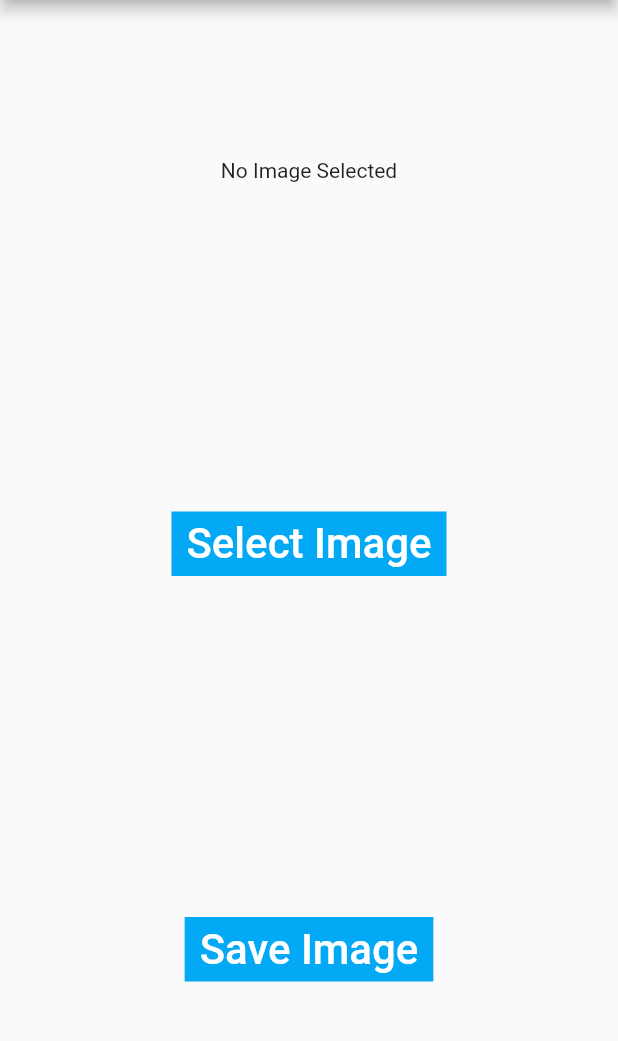
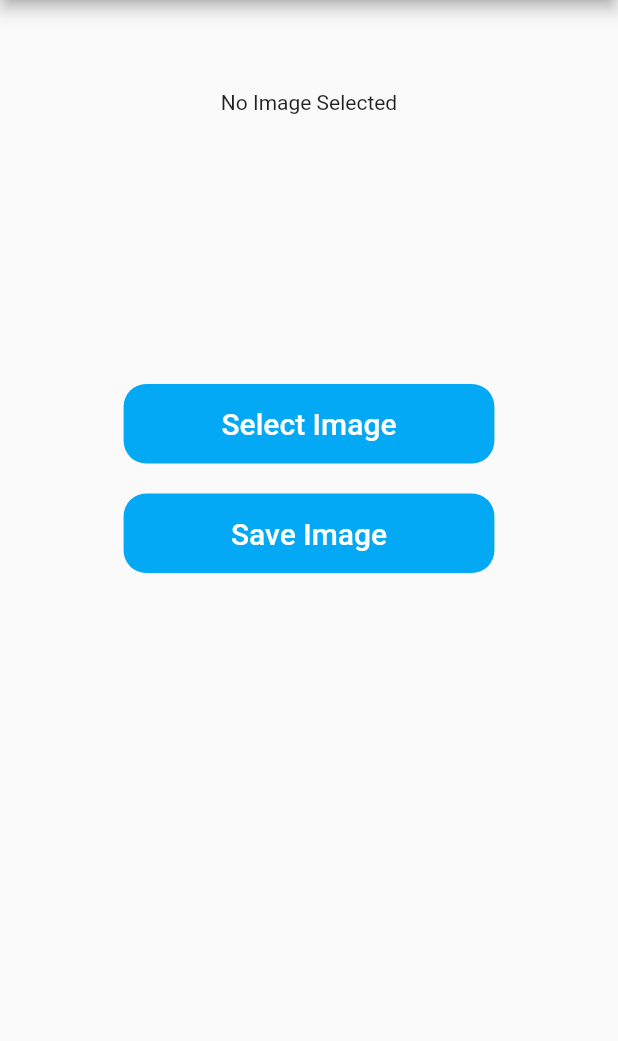
Before and after one commit to ggalarza123/receipt_saver_app, a Flutter app: the screen it shows after launch, after a tap on "Add Receipt", on a phone screen of 412 x 824 dp, the part 84-1125 px from its top. Run offline on Flutter 3.47's test engine with Material 2 defaults, Android fonts, the phone set to English and light mode, and no system bars; our stand-ins replace hive, hive_flutter, image_picker; accounts and stored records are empty.

Commit message:
Design complete.

```diff
--- a/lib/add_receipt_screen.dart
+++ b/lib/add_receipt_screen.dart
@@ -72,13 +72,20 @@ class _AddReceiptScreen extends State<AddReceiptScreen> {
   // Displays a text or image
   Widget _decideImageView() {
     if (image == null) {
-      return const Text("No Image Selected");
+      return const Padding(
+        padding: EdgeInsets.only(top: 60, bottom: 160, left: 0, right: 0),
+        child: Text("No Image Selected"),
+      );
     } else {
       // Photo returned here
-      return Image.file(image!, height: 400, width: 400);
+      return Padding(
+        padding: const EdgeInsets.only(top: 20, bottom: 10, left: 0, right: 0),
+        child: Image.file(image!, height: 400, width: 400),
+      );
     }
   }
 
+  // Initial display widget
   @override
   Widget build(BuildContext context) {
     return Scaffold(
@@ -87,34 +94,53 @@ class _AddReceiptScreen extends State<AddReceiptScreen> {
       ),
       body: Center(
         child: Column(
-          mainAxisAlignment: MainAxisAlignment.spaceAround,
+          // mainAxisAlignment: MainAxisAlignment.spaceAround,
           children: [
             _decideImageView(),
-            TextButton(
+            Padding(
+              padding: const EdgeInsets.all(20.0),
+              child: SizedBox(
+                width: MediaQuery.of(context).size.width * 0.6,
+                child: ElevatedButton(
                   onPressed: () {
                     _showChoiceDialog(context);
                   },
-              child: Container(
-                color: Colors.lightBlue,
-                padding:
-                    const EdgeInsets.symmetric(vertical: 5, horizontal: 10),
-                child: const Text(
+                  style: ElevatedButton.styleFrom(
+                    backgroundColor: Colors.lightBlue,
+                    shape: RoundedRectangleBorder(
+                      borderRadius: BorderRadius.circular(15),
+                    ),
+                    elevation: 0.0,
+                  ),
+                  child: const Padding(
+                    padding: EdgeInsets.all(15.0),
+                    child: Text(
                       'Select Image',
-                  style: TextStyle(color: Colors.white, fontSize: 28.0),
+                      style: TextStyle(fontSize: 20),
                     ),
                   ),
                 ),
-            TextButton(
+              ),
+            ),
+            SizedBox(
+              width: MediaQuery.of(context).size.width * 0.6,
+              child: ElevatedButton(
                 onPressed: () {
                   saveImage();
                 },
-              child: Container(
-                color: Colors.lightBlue,
-                padding:
-                    const EdgeInsets.symmetric(vertical: 5, horizontal: 10),
-                child: const Text(
+                style: ElevatedButton.styleFrom(
+                  backgroundColor: Colors.lightBlue,
+                  shape: RoundedRectangleBorder(
+                    borderRadius: BorderRadius.circular(15),
+                  ),
+                  elevation: 0.0,
+                ),
+                child: const Padding(
+                  padding: EdgeInsets.all(15.0),
+                  child: Text(
                     'Save Image',
-                  style: TextStyle(color: Colors.white, fontSize: 28.0),
+                    style: TextStyle(fontSize: 20),
+                  ),
                 ),
               ),
             ),
@@ -124,8 +150,8 @@ class _AddReceiptScreen extends State<AddReceiptScreen> {
     );
   }
 
-  // converting the selected image into a Uint8List, bytearray list, the image will be in numbers.
-  // this iwll then be stored in the database
+  // Converting the selected image into a Uint8List, bytearray list, the image will be in numbers.
+  // This will then be stored in the database
   void saveImage() async {
     Uint8List imageBytes = await image!.readAsBytes();
     adapter.storeImage(imageBytes);
--- a/lib/main_screen.dart
+++ b/lib/main_screen.dart
@@ -12,30 +12,46 @@ class MainScreen extends StatelessWidget {
       ),
       body: Center(
         child: Column(
-          mainAxisAlignment: MainAxisAlignment.spaceAround,
           children: [
-            const Text("Hi Geo!",
-                style: TextStyle(fontSize: 34, color: Colors.black)),
-            TextButton(
-              onPressed: () {
-                Navigator.pushNamed(context, '/view_receipts');
-              },
-              child: Container(
-                color: Colors.lightBlue,
-                padding:
-                    const EdgeInsets.symmetric(vertical: 5, horizontal: 10),
-                child: const Text(
-                  'View Receipts',
-                  style: TextStyle(color: Colors.white, fontSize: 28.0),
+            const Padding(
+              padding: EdgeInsets.only(top: 58, bottom: 150, right: 0, left: 0),
+              child: Text("Hi Geo!",
+                  style: TextStyle(fontSize: 34, color: Colors.black)),
+            ),
+            Padding(
+              padding: const EdgeInsets.only(top: 0, bottom: 30, left: 0, right: 0),
+              child: SizedBox(
+                width: 250,
+                child: ElevatedButton(
+                  onPressed: () {
+                    Navigator.pushNamed(context, '/view_receipts');
+                  },
+                  style: ElevatedButton.styleFrom(
+                    backgroundColor: Colors.lightBlue,
+                    shape: RoundedRectangleBorder(
+                      borderRadius: BorderRadius.circular(15),
+                    ),
+                    elevation: 0.0,
+                  ),
+                  child: const Padding(
+                    padding: EdgeInsets.all(15.0),
+                    child: Text(
+                      'View Receipts',
+                      style: TextStyle(fontSize: 20),
+                    ),
+                  ),
                 ),
               ),
             ),
             SizedBox.fromSize(
-              size: const Size(250, 250),
+              size: const Size(250, 200),
               child: Material(
+                shape: RoundedRectangleBorder(
+                  borderRadius: BorderRadius.circular(15),
+                ),
                 color: Colors.amberAccent,
                 child: InkWell(
-                  splashColor: Colors.green,
+                  splashColor: Colors.lightBlue,
                   onTap: () {
                     Navigator.pushNamed(context, '/add_receipt');
                   },
@@ -53,7 +69,7 @@ class MainScreen extends StatelessWidget {
                   ),
                 ),
               ),
-            )
+            ),
           ],
         ),
       ),
```
Also changed, not shown: lib/view_receipts_screen.dart (+36 -15 lines). Lines whose indentation alone changed are shown as unchanged.
